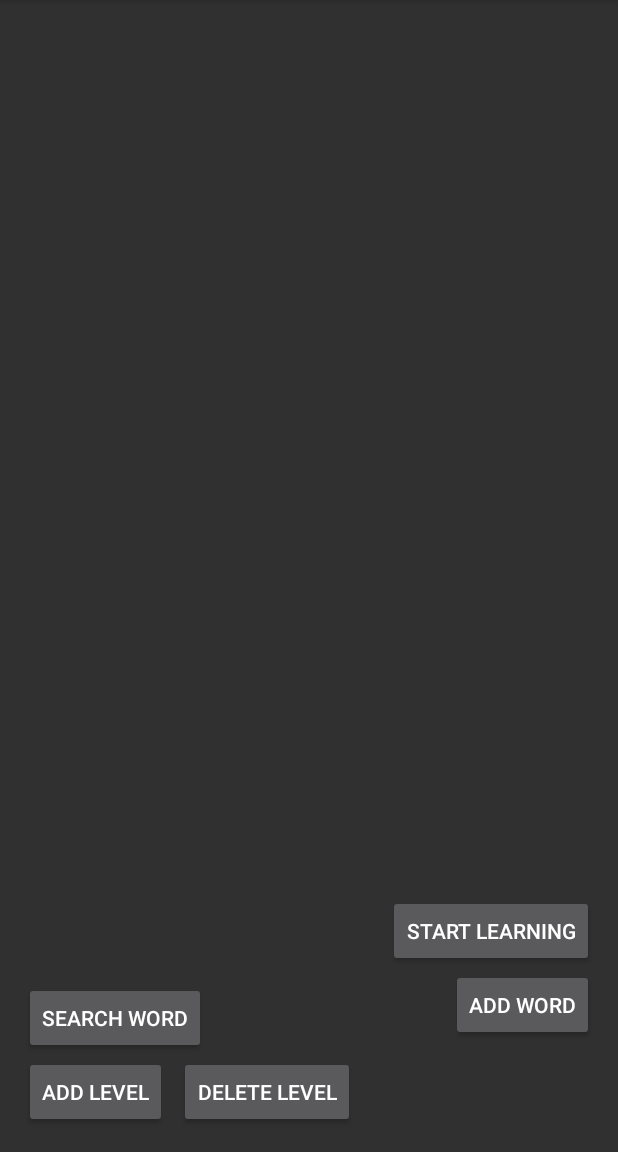
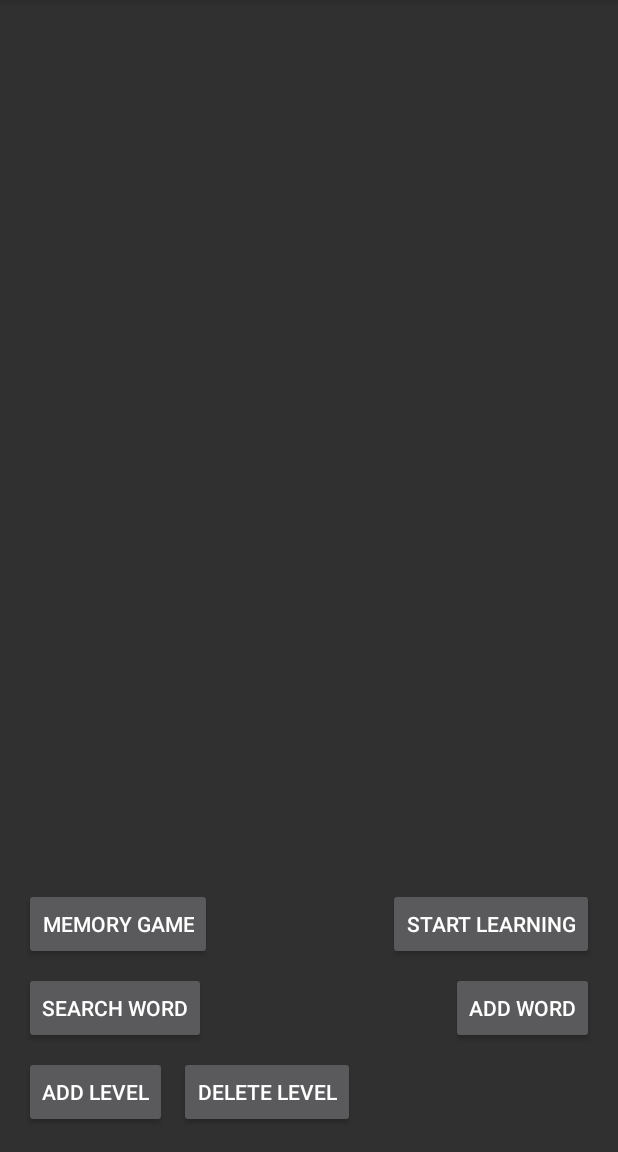
Before and after one commit to RinaSempai/english_cards, an Android app: the screen it shows after launch (MainActivity), on a phone screen of 412 x 824 dp, the part 84-1236 px from its top. Run offline under Robolectric (Android 15) with nearby library versions, the phone set to English and light mode, and no system bars; network calls fail; 4 statements that could not run were skipped.

Commit message:
memory game is available

```diff
--- a/app/src/main/AndroidManifest.xml
+++ b/app/src/main/AndroidManifest.xml
@@ -29,5 +29,6 @@
         <activity android:name=".LearningActivity" />
         <activity android:name=".ResultsActivity" />
         <activity android:name=".SearchActivity"/>
+        <activity android:name=".MemoryGameActivity" />
     </application>
 </manifest>
--- a/app/src/main/java/com/example/englishcards/DatabaseHelper.java
+++ b/app/src/main/java/com/example/englishcards/DatabaseHelper.java
@@ -163,4 +163,9 @@ public class DatabaseHelper extends SQLiteOpenHelper {
         SQLiteDatabase db = this.getWritableDatabase();
         db.delete("Levels", "id = ?", new String[]{String.valueOf(levelId)});
     }
+
+    public Cursor getRandomWords(int limit) {
+        SQLiteDatabase db = this.getReadableDatabase();
+        return db.rawQuery("SELECT w.word, t.translation FROM Words w JOIN Translations t ON w.id = t.word_id ORDER BY RANDOM() LIMIT ?", new String[]{String.valueOf(limit)});
+    }
 }
--- a/app/src/main/java/com/example/englishcards/MainActivity.java
+++ b/app/src/main/java/com/example/englishcards/MainActivity.java
@@ -65,6 +65,12 @@ public class MainActivity extends AppCompatActivity {
 
         buttonDeleteLevel = findViewById(R.id.buttonDeleteLevel);
         buttonDeleteLevel.setOnClickListener(v -> showDeleteLevelDialog());
+
+        Button buttonMemoryGame = findViewById(R.id.buttonMemoryGame);
+        buttonMemoryGame.setOnClickListener(v -> {
+            Intent intent = new Intent(MainActivity.this, MemoryGameActivity.class);
+            startActivity(intent);
+        });
     }
 
     private void showDeleteLevelDialog() {
--- a/app/src/main/res/layout/activity_main.xml
+++ b/app/src/main/res/layout/activity_main.xml
@@ -34,7 +34,7 @@
         android:text="Search Word"
         android:layout_above="@id/buttonAddLevel"
         android:layout_alignParentStart="true"
-        android:layout_marginBottom="1dp"/>
+        android:layout_marginBottom="8dp"/>
 
     <Button
         android:id="@+id/buttonAddWord"
@@ -43,7 +43,7 @@
         android:text="Add Word"
         android:layout_above="@id/buttonDeleteLevel"
         android:layout_alignParentEnd="true"
-        android:layout_marginBottom="10dp"/>
+        android:layout_marginBottom="8dp"/>
 
     <Button
         android:id="@+id/buttonStartLearning"
@@ -52,6 +52,15 @@
         android:text="Start Learning"
         android:layout_above="@id/buttonSearchWord"
         android:layout_alignParentEnd="true"
-        android:layout_marginBottom="10dp"/>
+        android:layout_marginBottom="8dp"/>
+
+    <Button
+        android:id="@+id/buttonMemoryGame"
+        android:layout_width="wrap_content"
+        android:layout_height="wrap_content"
+        android:text="Memory Game"
+        android:layout_above="@+id/buttonSearchWord"
+        android:layout_alignParentStart="true"
+        android:layout_marginBottom="8dp"/>
 
 </RelativeLayout>
```
Also changed, not shown: app/src/main/java/com/example/englishcards/Card.java (added, +19 -0 lines), app/src/main/java/com/example/englishcards/MemoryGameActivity.java (added, +116 -0 lines), app/src/main/res/layout/activity_memory_game.xml (added, +8 -0 lines).
